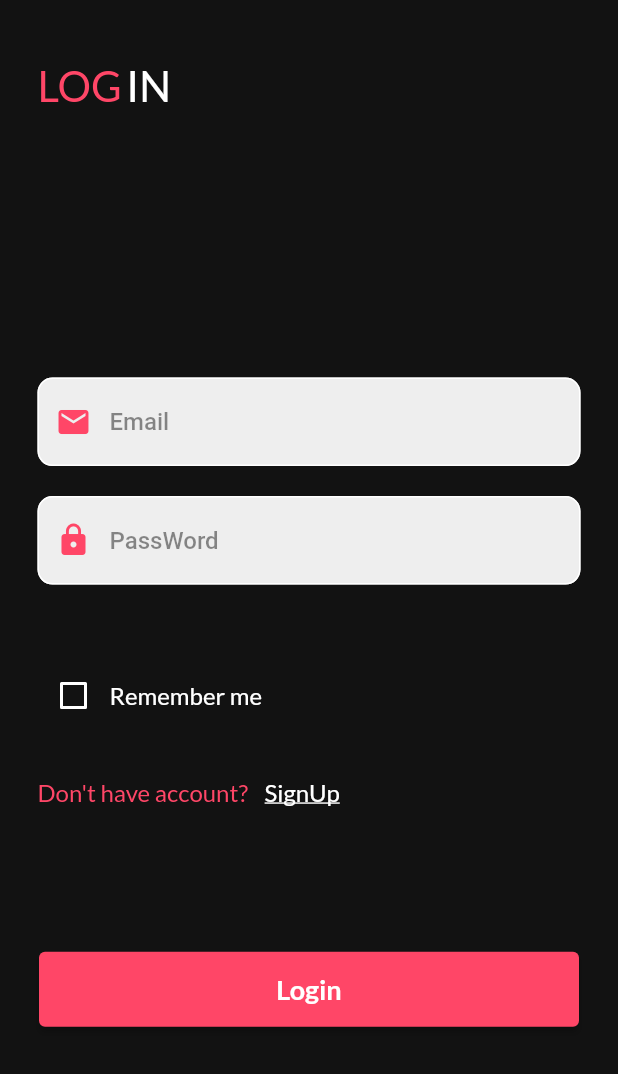
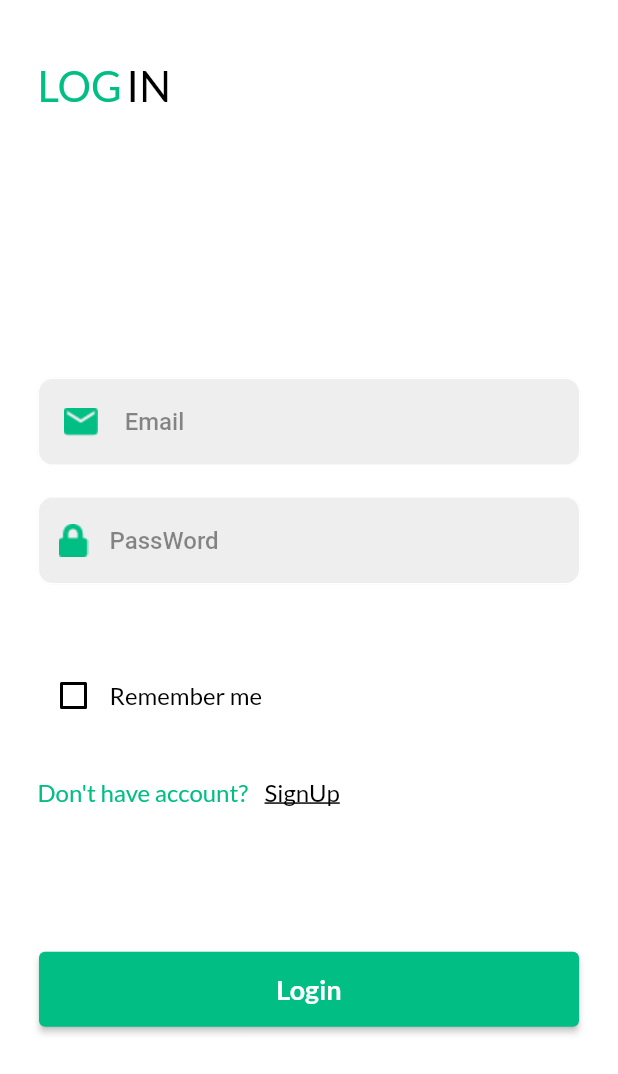
Before and after one commit to bilalfawaz/ecomarceApp, a Flutter app: the screen it shows after launch, after a tap on "Get Start", on a phone screen of 412 x 824 dp. Shown: the top 1074 px of the screen. Run offline on Flutter 3.47's test engine with Material 2 defaults, Android fonts, the phone set to English and light mode, and no system bars; our stand-ins replace dio, firebase_auth, firebase_core, firebase_database, get, get_storage and 3 more; accounts and stored records are empty; generated files the repository leaves out were written again.

Commit message:
Fix Dark And Light Mode

```diff
--- a/lib/view/screen/auth/login_screen.dart
+++ b/lib/view/screen/auth/login_screen.dart
@@ -39,7 +39,7 @@ class _LoginScreenState extends State<LoginScreen> {
   @override
   Widget build(BuildContext context) {
     return Scaffold(
-      backgroundColor: mode,
+      backgroundColor: context.theme.backgroundColor,
       body: SafeArea(
         child: SingleChildScrollView(
             child: Column(
@@ -56,7 +56,7 @@ class _LoginScreenState extends State<LoginScreen> {
                             fontSize: 28,
                             fontWeight: FontWeight.w500,
                             text: args[0] == "2" ? "SIGN" : 'LOG',
-                            color: Get.isDarkMode ? mainColor : pinkClr,
+                            color: Get.isDarkMode ? pinkClr : mainColor,
                             underLine: TextDecoration.none),
                         const SizedBox(
                           width: 3,
@@ -65,7 +65,7 @@ class _LoginScreenState extends State<LoginScreen> {
                             fontSize: 28,
                             fontWeight: FontWeight.w500,
                             text: args[0] == "2" ? "UP" : "IN",
-                            color: Get.isDarkMode ? Colors.black : Colors.white,
+                            color: Get.isDarkMode ? Colors.white : Colors.black,
                             underLine: TextDecoration.none),
                       ],
                     ),
@@ -80,7 +80,7 @@ class _LoginScreenState extends State<LoginScreen> {
                                 ? AuthTextFromField(
                                     hintText: "UserName",
                                     suffixIcon: const Text(""),
-                                    prefixIcon: !Get.isDarkMode
+                                    prefixIcon: Get.isDarkMode
                                         ? const Icon(
                                       Icons.person,
                                       color: pinkClr,
@@ -101,7 +101,7 @@ class _LoginScreenState extends State<LoginScreen> {
                             AuthTextFromField(
                                 hintText: "Email",
                                 suffixIcon: const Text(""),
-                                prefixIcon: !Get.isDarkMode
+                                prefixIcon: Get.isDarkMode
                                     ? const Icon(
                                   Icons.email,
                                   color: pinkClr,
@@ -121,7 +121,7 @@ class _LoginScreenState extends State<LoginScreen> {
                               obscureText: true,
                               hintText: "PassWord",
                               suffixIcon: const Text(""),
-                              prefixIcon: !Get.isDarkMode
+                              prefixIcon: Get.isDarkMode
                                   ?const Icon(
                                 Icons.lock,
                                 color: pinkClr,
@@ -163,7 +163,7 @@ class _LoginScreenState extends State<LoginScreen> {
                             text: args[0] == "2"
                                 ? 'Already have an account? '
                                 : "Don't have account? ",
-                            color:Get.isDarkMode ? mainColor : pinkClr,
+                            color:Get.isDarkMode ? pinkClr : mainColor,
                             underLine: TextDecoration.none),
                         TextButton(
                           onPressed: (){
@@ -182,7 +182,7 @@ class _LoginScreenState extends State<LoginScreen> {
                           child:  TextUtils( fontSize: 16,
                               fontWeight: FontWeight.normal,
                               text: args[0] == "2" ? "Log In" : "SignUp",
-                              color: !Get.isDarkMode?  Colors.white : Colors.black,
+                              color: Get.isDarkMode?  Colors.white : Colors.black,
                               underLine: TextDecoration.underline),
                         ),
                       ],
--- a/lib/view/widget/check_widget.dart
+++ b/lib/view/widget/check_widget.dart
@@ -17,25 +17,25 @@ class CheckBoxWidget extends StatelessWidget {
     return Row(
       children: [
         Theme(
-          data: ThemeData(unselectedWidgetColor: Get.isDarkMode ? Colors.black : Colors.white,),
+          data: ThemeData(unselectedWidgetColor: Get.isDarkMode ? Colors.white : Colors.black,),
           child: Checkbox(
             value: value,
             onChanged: (value) => onChange(value),
-            checkColor: Get.isDarkMode ? Colors.green : Colors.white,
-            activeColor:Get.isDarkMode ? Colors.grey.shade200 : pinkClr,
+            checkColor: Get.isDarkMode ? Colors.white : Colors.green,
+            activeColor:Get.isDarkMode ? pinkClr : Colors.grey.shade200,
           ),
         ),
         TextUtils(
             fontSize: 16,
             fontWeight: FontWeight.normal,
             text: firstText,
-            color: Get.isDarkMode ? Colors.black :Colors.white,
+            color: Get.isDarkMode ? Colors.white :Colors.black,
             underLine: TextDecoration.none),
          TextUtils(
             fontSize: 16,
             fontWeight: FontWeight.normal,
             text: secondText,
-            color: Get.isDarkMode ? Colors.black :Colors.white,
+            color: Get.isDarkMode ? Colors.white :Colors.black,
             underLine: secondTextDecoration)
       ],
     );
--- a/lib/view/widget/elevated_button_widget.dart
+++ b/lib/view/widget/elevated_button_widget.dart
@@ -14,7 +14,7 @@ class ElevatedButtonWidget extends StatelessWidget {
   Widget build(BuildContext context) {
     return ElevatedButton(
         style: ElevatedButton.styleFrom(
-          primary:Get.isDarkMode? mainColor:pinkClr,
+          primary:Get.isDarkMode? pinkClr:mainColor,
           minimumSize: const Size(360, 50)
         ),
         onPressed: onPressed,
```
